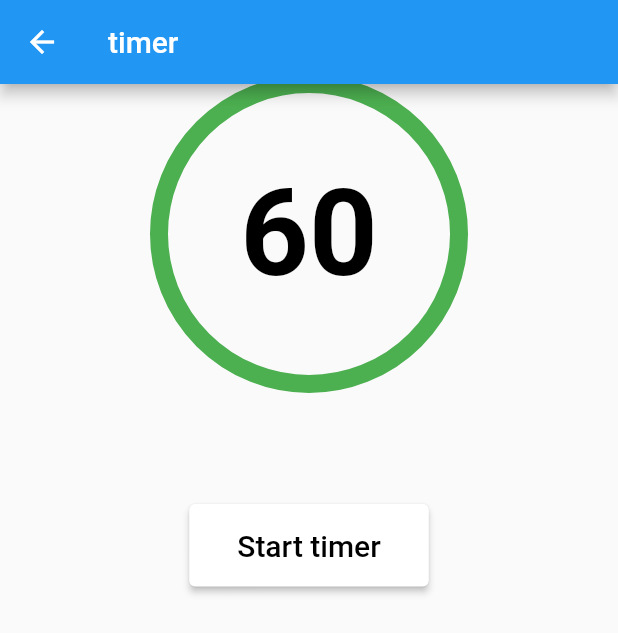
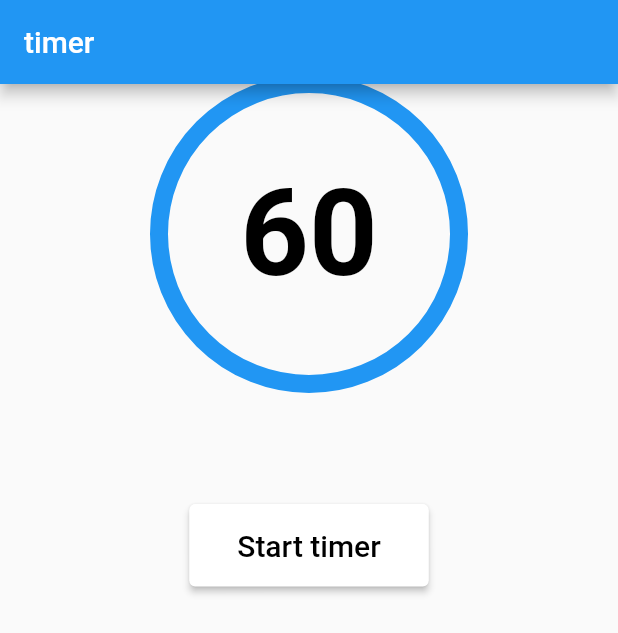
Before and after one commit to JustCodeItOrganization/Sportfit, a Flutter app: the TimerView screen opened directly, after a tap on "Start timer", after a tap on "Pause", after a tap on "Cancel", on a phone screen of 412 x 824 dp. Shown: the top 633 px of the screen. Run offline on Flutter 3.47's test engine with Material 2 defaults, Android fonts, the phone set to English and light mode, and no system bars; our stand-ins replace flutter_svg.

Commit message:
timer rengi degistirildi. milisaniye tekrar ayarlandi.

```diff
--- a/lib/main.dart
+++ b/lib/main.dart
@@ -1,5 +1,6 @@
 import 'package:flutter/material.dart';
 import 'package:flutter_application_2/view/home_view.dart';
+import 'package:flutter_application_2/view/timer_view.dart';
 import 'package:flutter_application_2/view_model/home_view_model.dart';
 import 'package:provider/provider.dart';
 
@@ -22,7 +23,8 @@ class MyApp extends StatelessWidget {
           brightness: Brightness.light,
           visualDensity: VisualDensity.adaptivePlatformDensity,
         ),
-        home: HomeView(),
+        //home: HomeView(),
+        home:TimerView(),
       ),
     );
   }
--- a/lib/view/timer_view.dart
+++ b/lib/view/timer_view.dart
@@ -27,7 +27,7 @@ class _TimerView extends State<TimerView> {
       resetTimer();
     }
 
-    timer = Timer.periodic(Duration(milliseconds: 50), (_) {
+    timer = Timer.periodic(Duration(milliseconds: 1000), (_) {
       if (seconds > 0) {
         setState(() => seconds--);
       } else {
@@ -112,7 +112,7 @@ class _TimerView extends State<TimerView> {
               value: 1 - seconds / maxSeconds,
               valueColor: AlwaysStoppedAnimation(Colors.white),
               strokeWidth: 12,
-              backgroundColor: Colors.green,
+              backgroundColor: Colors.blue,
             ),
             Center(
               child: buildTime(),
@@ -125,6 +125,7 @@ class _TimerView extends State<TimerView> {
     if (seconds == 0) {
       return Icon(Icons.done, color: Colors.greenAccent, size: 112);
     } else {
+      //seconds = (seconds * 60).toInt();
       return Text(
         '$seconds',
         style: TextStyle(
```
Also changed, not shown: pubspec.lock.
